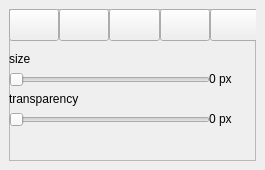
alekssworm/ai_editor_images, file settings_draw.ui: the form before one commit.
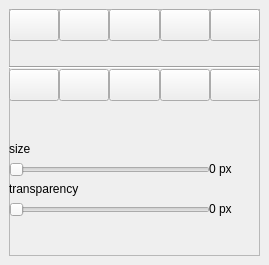
The form after the commit. Icons and pictures are not drawn.

Commit message: up 12.  new draw panel

```diff
--- a/settings_draw.ui
+++ b/settings_draw.ui
@@ -6,8 +6,8 @@
    <rect>
     <x>0</x>
     <y>0</y>
-    <width>265</width>
-    <height>170</height>
+    <width>269</width>
+    <height>265</height>
    </rect>
   </property>
   <property name="windowTitle">
@@ -27,7 +27,7 @@
        <property name="geometry">
         <rect>
          <x>0</x>
-         <y>60</y>
+         <y>150</y>
          <width>201</width>
          <height>22</height>
         </rect>
@@ -40,7 +40,7 @@
        <property name="geometry">
         <rect>
          <x>0</x>
-         <y>100</y>
+         <y>190</y>
          <width>201</width>
          <height>22</height>
         </rect>
@@ -53,7 +53,7 @@
        <property name="geometry">
         <rect>
          <x>0</x>
-         <y>40</y>
+         <y>130</y>
          <width>56</width>
          <height>19</height>
         </rect>
@@ -66,7 +66,7 @@
        <property name="geometry">
         <rect>
          <x>0</x>
-         <y>80</y>
+         <y>170</y>
          <width>91</width>
          <height>19</height>
         </rect>
@@ -79,7 +79,7 @@
        <property name="geometry">
         <rect>
          <x>200</x>
-         <y>60</y>
+         <y>150</y>
          <width>41</width>
          <height>20</height>
         </rect>
@@ -92,7 +92,7 @@
        <property name="geometry">
         <rect>
          <x>200</x>
-         <y>100</y>
+         <y>190</y>
          <width>41</width>
          <height>20</height>
         </rect>
@@ -192,6 +192,110 @@
         </property>
        </widget>
       </widget>
+      <widget class="Line" name="line">
+       <property name="geometry">
+        <rect>
+         <x>0</x>
+         <y>50</y>
+         <width>251</width>
+         <height>16</height>
+        </rect>
+       </property>
+       <property name="orientation">
+        <enum>Qt::Orientation::Horizontal</enum>
+       </property>
+      </widget>
+      <widget class="QSplitter" name="splitter_2">
+       <property name="geometry">
+        <rect>
+         <x>0</x>
+         <y>60</y>
+         <width>251</width>
+         <height>32</height>
+        </rect>
+       </property>
+       <property name="orientation">
+        <enum>Qt::Orientation::Horizontal</enum>
+       </property>
+       <property name="handleWidth">
+        <number>0</number>
+       </property>
+       <widget class="QPushButton" name="eraser">
+        <property name="text">
+         <string/>
+        </property>
+        <property name="icon">
+         <iconset>
+          <normaloff>icons/eraser.svg</normaloff>icons/eraser.svg</iconset>
+        </property>
+        <property name="iconSize">
+         <size>
+          <width>24</width>
+          <height>24</height>
+         </size>
+        </property>
+       </widget>
+       <widget class="QPushButton" name="fill">
+        <property name="text">
+         <string/>
+        </property>
+        <property name="icon">
+         <iconset>
+          <normaloff>icons/fill.svg</normaloff>icons/fill.svg</iconset>
+        </property>
+        <property name="iconSize">
+         <size>
+          <width>24</width>
+          <height>24</height>
+         </size>
+        </property>
+       </widget>
+       <widget class="QPushButton" name="tap">
+        <property name="text">
+         <string/>
+        </property>
+        <property name="icon">
+         <iconset>
+          <normaloff>icons/tap.svg</normaloff>icons/tap.svg</iconset>
+        </property>
+        <property name="iconSize">
+         <size>
+          <width>24</width>
+          <height>24</height>
+         </size>
+        </property>
+       </widget>
+       <widget class="QPushButton" name="colour_5">
+        <property name="text">
+         <string/>
+        </property>
+        <property name="icon">
+         <iconset>
+          <normaloff>icons/palette.svg</normaloff>icons/palette.svg</iconset>
+        </property>
+        <property name="iconSize">
+         <size>
+          <width>24</width>
+          <height>24</height>
+         </size>
+        </property>
+       </widget>
+       <widget class="QPushButton" name="colour_7">
+        <property name="text">
+         <string/>
+        </property>
+        <property name="icon">
+         <iconset>
+          <normaloff>icons/palette.svg</normaloff>icons/palette.svg</iconset>
+        </property>
+        <property name="iconSize">
+         <size>
+          <width>24</width>
+          <height>24</height>
+         </size>
+        </property>
+       </widget>
+      </widget>
      </widget>
     </item>
    </layout>
```
The commit also changes 3 other files.
